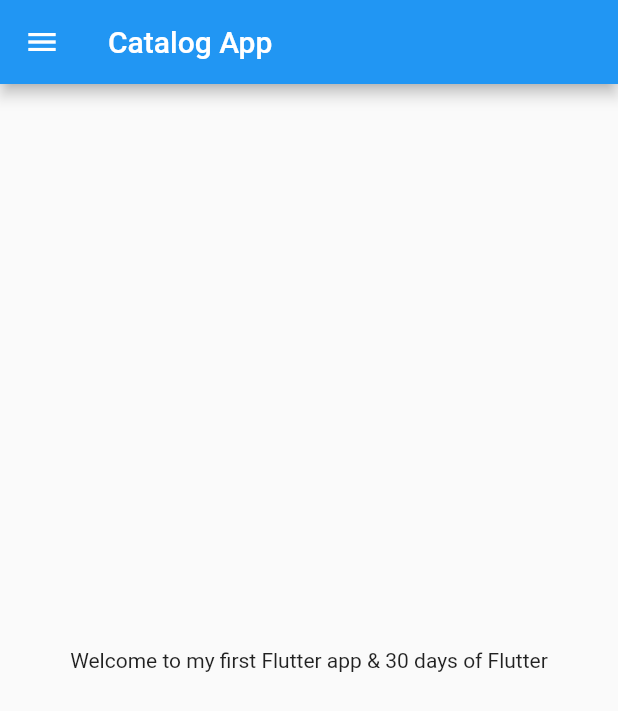
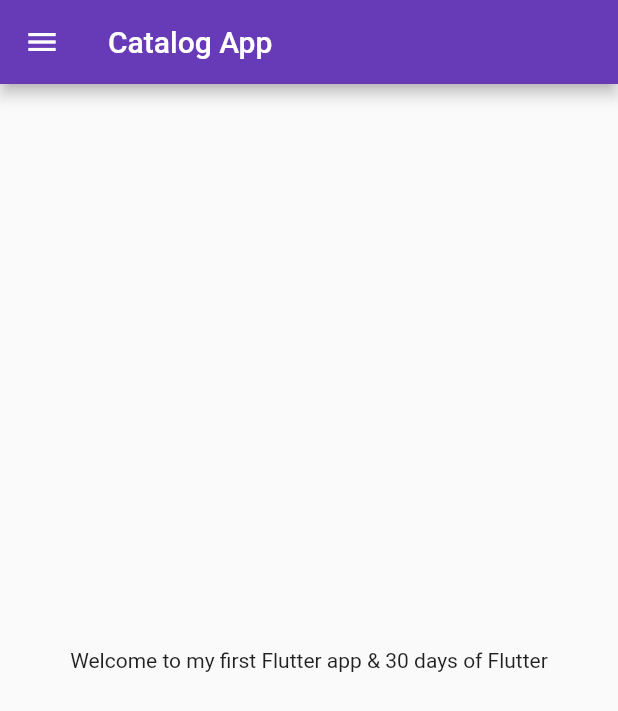
Before and after one commit to praveenpawar/30daysofFlutter, a Flutter app: the screen it shows after launch, on a phone screen of 412 x 824 dp. Shown: the top 711 px of the screen. Run offline on Flutter 3.47's test engine with Material 2 defaults, Android fonts, the phone set to English and light mode, and no system bars.

Commit message:
Day3 done

```diff
--- a/lib/main.dart
+++ b/lib/main.dart
@@ -1,5 +1,6 @@
 import 'package:flutter/material.dart';
-import 'package:flutter_application_1/home_page.dart';
+import 'package:flutter_application_1/Pages/LoginPage.dart';
+import 'package:flutter_application_1/Pages/home_page.dart';
 
 void main() {
   runApp(MyApp());
@@ -10,6 +11,13 @@ class MyApp extends StatelessWidget {
 
   @override
   Widget build(BuildContext context) {
-    return MaterialApp(home: HomePage());
+    return MaterialApp(
+      themeMode: ThemeMode.light,
+      theme: ThemeData(primarySwatch: Colors.deepPurple),
+      routes: {
+        "/": (context) => HomePage(),
+        "Login": (context) => LoginPage(),
+      },
+    );
   }
 }
```
Also changed, not shown: lib/Pages/LoginPage.dart (added, +14 -0 lines), lib/Pages/home_page.dart (renamed from lib/home_page.dart).
